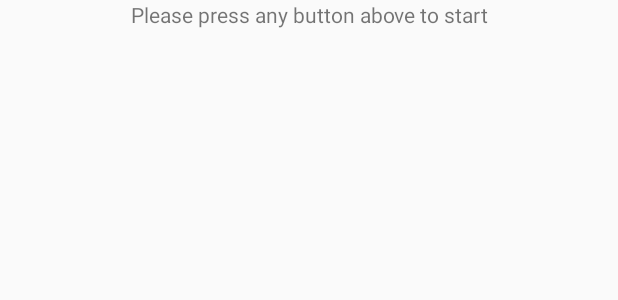
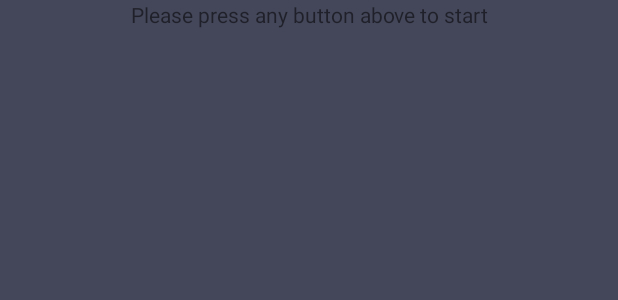
Before and after one commit to painnick/ZakuHead5_ESP32, an Android app: the layout activity_main.xml on its own in the app's theme, with its tools: preview values and no code run, on a phone screen of 412 x 824 dp. Shown: the top 300 px of the screen. Run offline under Robolectric (Android 15) with nearby library versions, the light colour scheme and no system bars.

Commit message:
UPDATE. Layout

```diff
--- a/Android/zakuhead5/src/main/AndroidManifest.xml
+++ b/Android/zakuhead5/src/main/AndroidManifest.xml
@@ -24,7 +24,7 @@
       android:theme="@style/AppTheme"
       android:usesCleartextTraffic="true">
     <activity android:name=".MainActivity"
-              android:screenOrientation="portrait">
+              android:screenOrientation="landscape">
       <intent-filter>
         <action android:name="android.intent.action.MAIN" />
 
--- a/Android/zakuhead5/src/main/java/com/google/mediapipe/examples/facedetection/FaceDetectionResultImageView.java
+++ b/Android/zakuhead5/src/main/java/com/google/mediapipe/examples/facedetection/FaceDetectionResultImageView.java
@@ -39,7 +39,7 @@ public class FaceDetectionResultImageView extends AppCompatImageView {
 
   public FaceDetectionResultImageView(Context context) {
     super(context);
-    setScaleType(AppCompatImageView.ScaleType.FIT_CENTER);
+    setScaleType(ScaleType.FIT_CENTER);
   }
 
   /**
--- a/Android/zakuhead5/src/main/java/com/google/mediapipe/examples/facedetection/MainActivity.java
+++ b/Android/zakuhead5/src/main/java/com/google/mediapipe/examples/facedetection/MainActivity.java
@@ -18,6 +18,7 @@ import android.content.Context;
 import android.os.Bundle;
 import android.util.Log;
 import android.view.View;
+import android.view.ViewGroup;
 import android.view.WindowManager;
 import android.widget.Button;
 import android.widget.FrameLayout;
@@ -166,6 +167,10 @@ public class MainActivity extends AppCompatActivity {
         FrameLayout frameLayout = findViewById(R.id.preview_display_layout);
         frameLayout.removeAllViewsInLayout();
         imageView.setImageDrawable(null);
+
+//        ViewGroup.LayoutParams layoutParams = new ViewGroup.LayoutParams(ViewGroup.LayoutParams.MATCH_PARENT, ViewGroup.LayoutParams.MATCH_PARENT);
+//        imageView.setLayoutParams(layoutParams);
+
         frameLayout.addView(imageView);
         imageView.setVisibility(View.VISIBLE);
     }
--- a/Android/zakuhead5/src/main/res/layout/activity_main.xml
+++ b/Android/zakuhead5/src/main/res/layout/activity_main.xml
@@ -3,17 +3,14 @@
     xmlns:android="http://schemas.android.com/apk/res/android"
     android:layout_width="match_parent"
     android:layout_height="match_parent"
+    android:background="@color/colorPrimary"
     android:orientation="vertical">
-    <LinearLayout
-        android:id="@+id/buttons"
-        android:layout_width="match_parent"
-        android:layout_height="wrap_content"
-        style="?android:attr/buttonBarStyle" android:gravity="center"
-        android:orientation="horizontal"/>
+
     <FrameLayout
         android:id="@+id/preview_display_layout"
         android:layout_width="match_parent"
         android:layout_height="match_parent">
+
         <TextView
             android:id="@+id/no_view"
             android:layout_width="match_parent"
--- a/Android/zakuhead5/src/main/res/values/colors.xml
+++ b/Android/zakuhead5/src/main/res/values/colors.xml
@@ -1,6 +1,6 @@
 <?xml version="1.0" encoding="utf-8"?>
 <resources>
-    <color name="colorPrimary">#008577</color>
-    <color name="colorPrimaryDark">#00574B</color>
-    <color name="colorAccent">#D81B60</color>
+    <color name="colorPrimary">#44475a</color>
+    <color name="colorPrimaryDark">#282a36</color>
+    <color name="colorAccent">#ff79c6</color>
 </resources>
--- a/Android/zakuhead5/src/main/res/values/styles.xml
+++ b/Android/zakuhead5/src/main/res/values/styles.xml
@@ -6,6 +6,8 @@
         <item name="colorPrimary">@color/colorPrimary</item>
         <item name="colorPrimaryDark">@color/colorPrimaryDark</item>
         <item name="colorAccent">@color/colorAccent</item>
+        <item name="windowActionBar">false</item>
+        <item name="windowNoTitle">true</item>
     </style>
 
 </resources>
```
